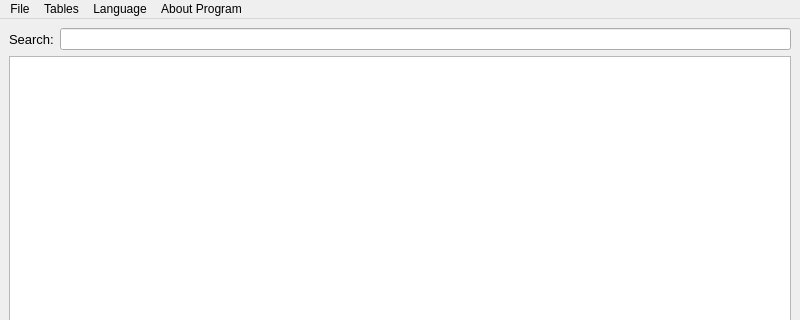
Before: the Qt Designer form mainwindow.ui in Abdurakhman20/cw-sport-db, drawn with Qt 5; both pictures show x 0 to 800 and y 0 to 320 of the 800 by 600 pixel window.
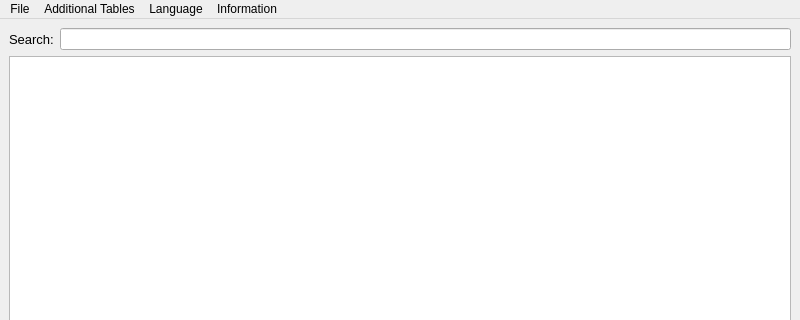
After: the same form once the commit is applied.

Commit message: feat: about the developer, about qt

Diff of the .ui file:
```diff
--- a/mainwindow.ui
+++ b/mainwindow.ui
@@ -52,7 +52,7 @@
    </widget>
    <widget class="QMenu" name="menuTables">
     <property name="title">
-     <string>Tables</string>
+     <string>Additional Tables</string>
     </property>
     <addaction name="actionComplex_Types"/>
     <addaction name="actionComplex_Financing"/>
@@ -64,7 +64,7 @@
    </widget>
    <widget class="QMenu" name="menuAbout_Program">
     <property name="title">
-     <string>About Program</string>
+     <string>Information</string>
     </property>
    </widget>
    <addaction name="menuFile"/>
```
Left out of the diff: 12 changed lines with no effect on the pictures. The commit also changes 2 other files.
